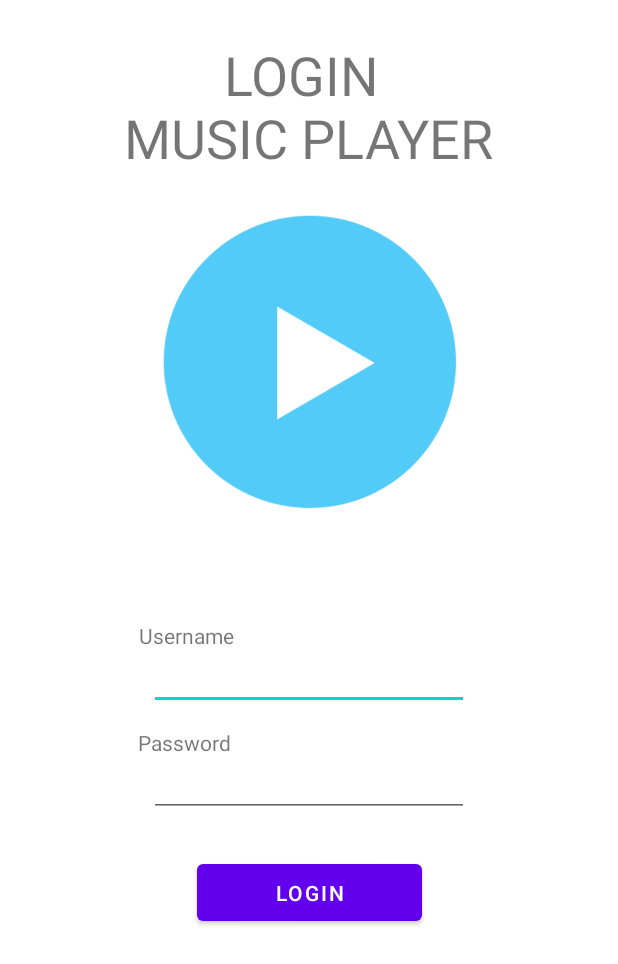
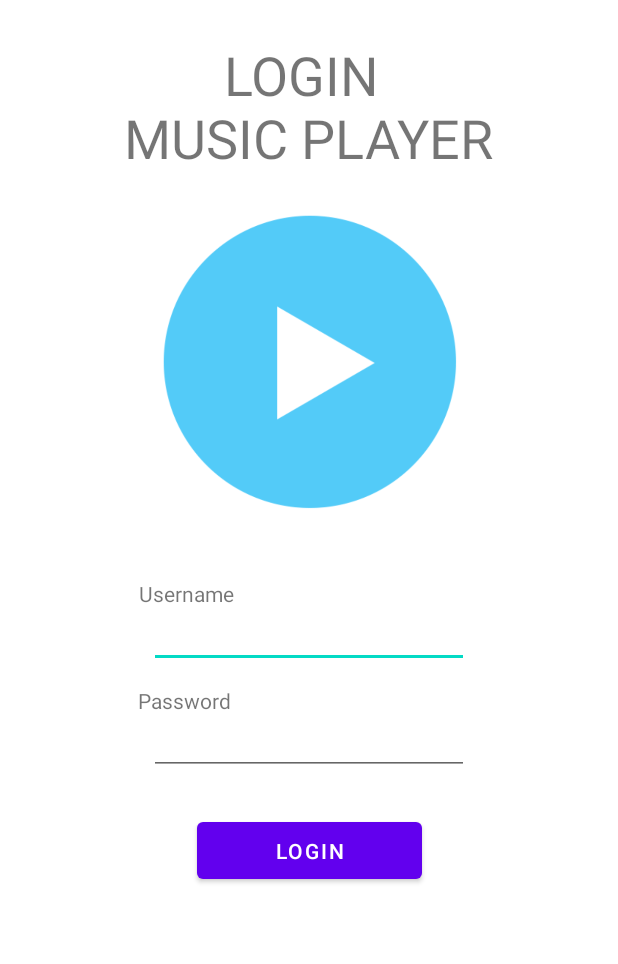
Before and after one commit to Itsakaseru/UTS_27690, an Android app: the layout activity_login.xml on its own in the app's theme, with its tools: preview values and no code run, on a phone screen of 412 x 824 dp. Shown: the top 964 px of the screen. Run offline under Robolectric (Android 15) with nearby library versions, the phone set to English and light mode, and no system bars.

Commit message:
Reduce top margin size

```diff
--- a/app/src/main/res/layout/activity_login.xml
+++ b/app/src/main/res/layout/activity_login.xml
@@ -32,7 +32,7 @@
         android:id="@+id/txtUsername"
         android:layout_width="wrap_content"
         android:layout_height="wrap_content"
-        android:layout_marginTop="48dp"
+        android:layout_marginTop="20dp"
         android:text="Username"
         app:layout_constraintEnd_toEndOf="parent"
         app:layout_constraintHorizontal_bias="0.265"
```
